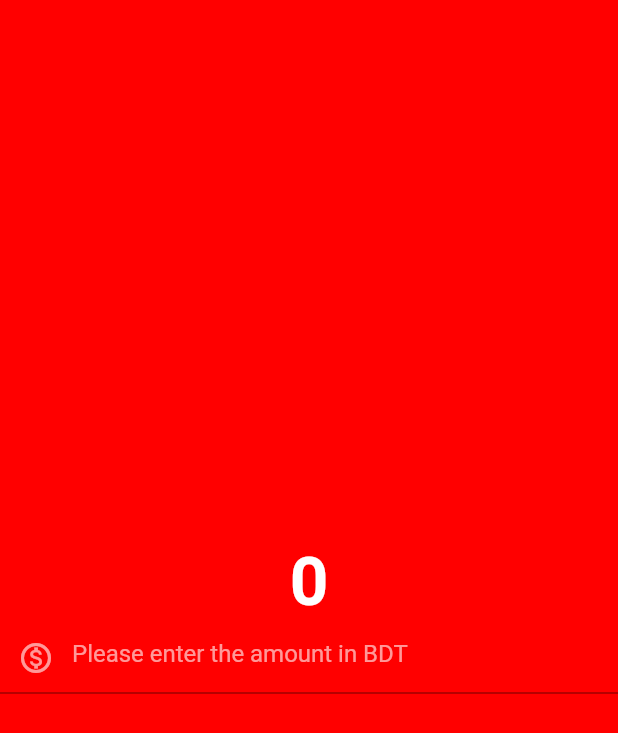
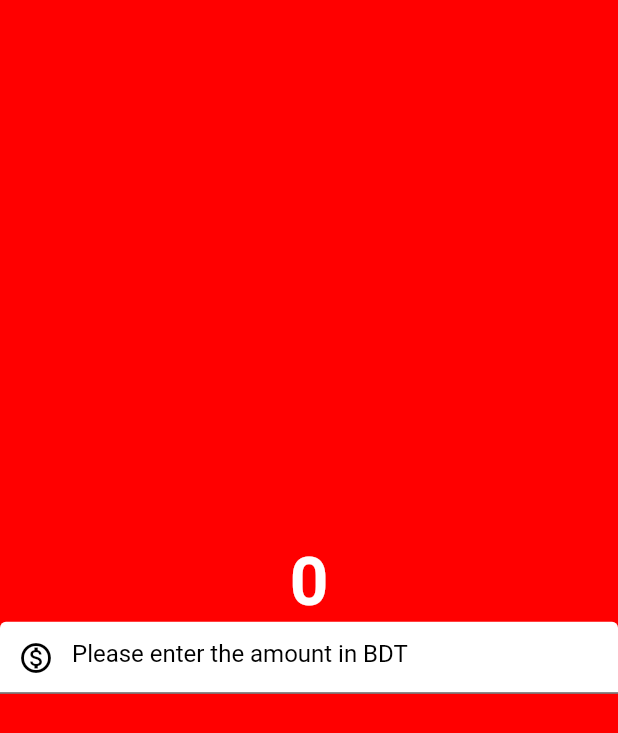
Before and after one commit to naimul-hasan-sabbir/currency_converter, a Flutter app: the screen it shows after launch, on a phone screen of 412 x 824 dp. Shown: the top 733 px of the screen. Run offline on Flutter 3.47's test engine with Material 2 defaults, Android fonts, the phone set to English and light mode, and no system bars.

Commit message:
text user input updated

```diff
--- a/lib/pages/currency_converter_material_page.dart
+++ b/lib/pages/currency_converter_material_page.dart
@@ -25,13 +25,14 @@ class CurrencyConverterMaterialPage extends StatelessWidget {
                   color: Colors.white,
                 ),
                 decoration: InputDecoration(
-                  hintText: 'Please enter the amount in BDT',
-                  hintStyle: TextStyle(
-                    color: Colors.white60,
-                  ),
-                  prefixIcon: Icon(Icons.monetization_on_outlined),
-                  prefixIconColor: Colors.white60,
-                ),
+                    hintText: 'Please enter the amount in BDT',
+                    hintStyle: TextStyle(
+                      color: Colors.black,
+                    ),
+                    prefixIcon: Icon(Icons.monetization_on_outlined),
+                    prefixIconColor: Colors.black,
+                    filled: true,
+                    fillColor: Colors.white),
               ),
             ],
           ),
```
